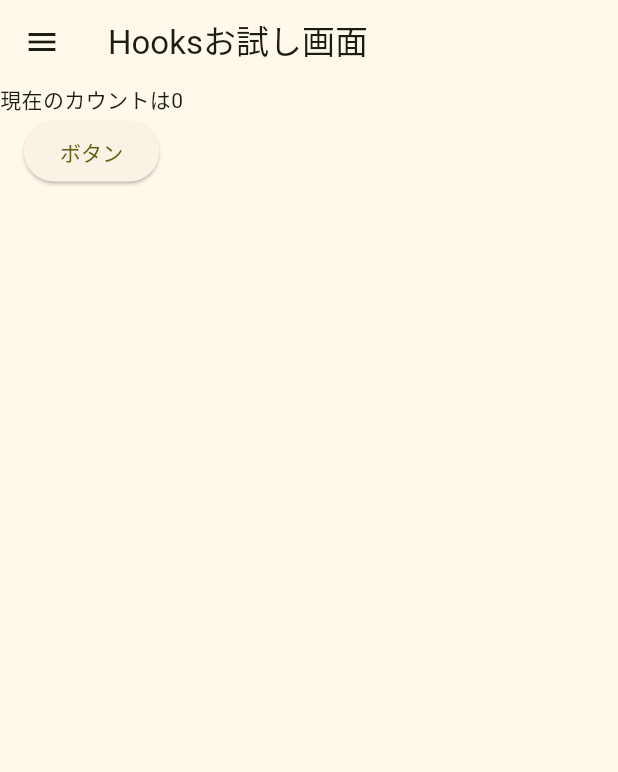
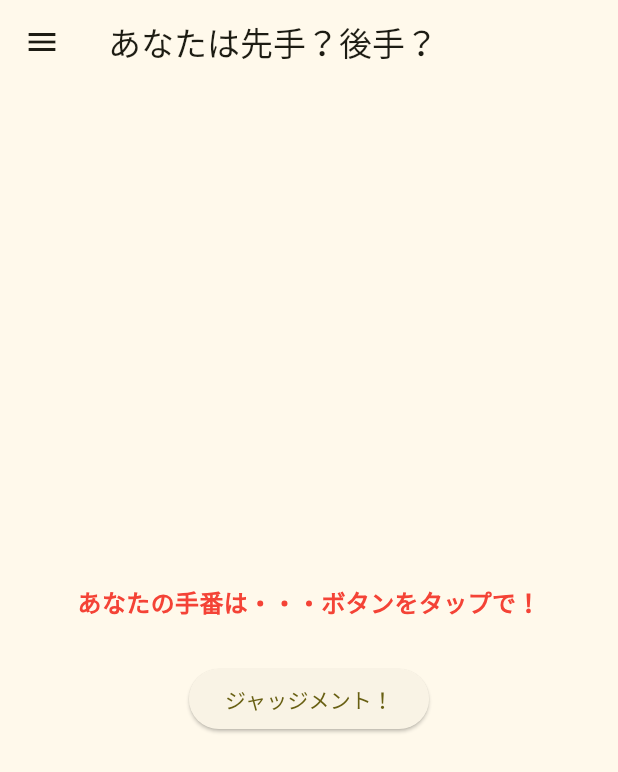
Before and after one commit to yuu123456/flutter_maru_batsu_game, a Flutter app: the HooksView screen opened directly, on a phone screen of 412 x 824 dp. Shown: the top 772 px of the screen. Run offline on Flutter 3.47's test engine with Material 2 defaults, Android fonts, the light colour scheme and no system bars; our stand-ins replace dio, flutter_dotenv, flutter_hooks, flutter_riverpod, freezed_annotation, location and 2 more; accounts and stored records are empty; generated files the repository leaves out were written again.

Commit message:
hooksViewを手番決め画面に変更

```diff
--- a/lib/Views/hooks_view.dart
+++ b/lib/Views/hooks_view.dart
@@ -2,12 +2,13 @@ import 'package:flutter/material.dart';
 import 'package:flutter_hooks/flutter_hooks.dart';
 
 import '../views/menu_drawer.dart';
+import 'dart:math' as math;
 
 class HooksView extends HookWidget {
   const HooksView({super.key});
   @override
   Widget build(BuildContext context) {
-    final count = useState(0);
+    final yourTurn = useState('ボタンをタップで！');
 
     useEffect(() {
       debugPrint('画面が表示された');
@@ -23,24 +24,36 @@ class HooksView extends HookWidget {
       return () {
         debugPrint('countが変化した（retrun後）');
       };
-    }, [count.value]);
+    }, [yourTurn.value]);
 
-    final text = Text('現在のカウントは${count.value}');
+    final text = Text(
+      'あなたの手番は・・・${yourTurn.value}',
+      style: const TextStyle(
+          fontSize: 16, fontWeight: FontWeight.bold, color: Colors.red),
+    );
 
     final button = ElevatedButton(
       onPressed: () {
-        count.value++;
+        var random = math.Random();
+
+        yourTurn.value = random.nextBool() ? '先手' : '後手';
       },
-      child: const Text('ボタン'),
+      child: const Text('ジャッジメント！'),
     );
 
+    const sizedBox = SizedBox(width: 20, height: 29);
+
     return Scaffold(
-        appBar: AppBar(
-          title: const Text('Hooksお試し画面'),
+      appBar: AppBar(
+        title: const Text('あなたは先手？後手？'),
+      ),
+      drawer: const MenuDrawer(),
+      body: Center(
+        child: Column(
+          mainAxisAlignment: MainAxisAlignment.center,
+          children: [text, sizedBox, button],
         ),
-        drawer: const MenuDrawer(),
-        body: Column(
-          children: [text, button],
-        ));
+      ),
+    );
   }
 }
--- a/lib/Views/menu_drawer.dart
+++ b/lib/Views/menu_drawer.dart
@@ -47,7 +47,7 @@ class MenuDrawer extends StatelessWidget {
           },
         ),
         ListTile(
-          title: const Text('Hooks'),
+          title: const Text('手番決めに迷ったら！'),
           onTap: () {
             Navigator.push(context,
                 MaterialPageRoute(builder: (context) => const HooksView()));
```
